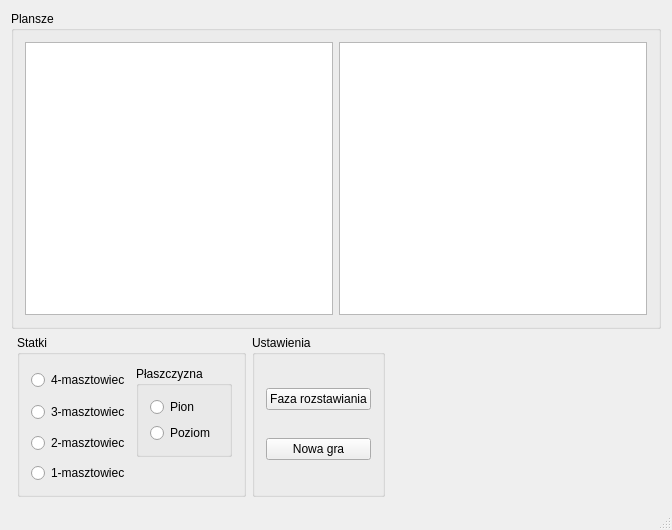
Qt form statki.ui (zergx1/statki) before a commit.
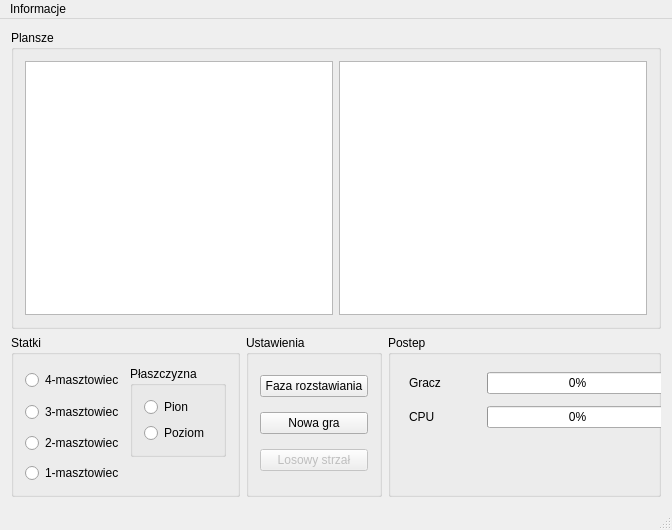
The same form after that commit.

```diff
--- a/statki.ui
+++ b/statki.ui
@@ -38,6 +38,30 @@
          <property name="editTriggers">
           <set>QAbstractItemView::NoEditTriggers</set>
          </property>
+         <property name="showDropIndicator" stdset="0">
+          <bool>true</bool>
+         </property>
+         <property name="dragDropOverwriteMode">
+          <bool>false</bool>
+         </property>
+         <property name="alternatingRowColors">
+          <bool>false</bool>
+         </property>
+         <property name="selectionMode">
+          <enum>QAbstractItemView::NoSelection</enum>
+         </property>
+         <property name="showGrid">
+          <bool>true</bool>
+         </property>
+         <property name="gridStyle">
+          <enum>Qt::SolidLine</enum>
+         </property>
+         <property name="wordWrap">
+          <bool>true</bool>
+         </property>
+         <property name="cornerButtonEnabled">
+          <bool>false</bool>
+         </property>
          <attribute name="horizontalHeaderHighlightSections">
           <bool>false</bool>
          </attribute>
@@ -54,6 +78,24 @@
          <property name="alternatingRowColors">
           <bool>false</bool>
          </property>
+         <property name="selectionMode">
+          <enum>QAbstractItemView::NoSelection</enum>
+         </property>
+         <property name="iconSize">
+          <size>
+           <width>0</width>
+           <height>0</height>
+          </size>
+         </property>
+         <property name="cornerButtonEnabled">
+          <bool>false</bool>
+         </property>
+         <property name="rowCount">
+          <number>0</number>
+         </property>
+         <property name="columnCount">
+          <number>0</number>
+         </property>
          <attribute name="horizontalHeaderHighlightSections">
           <bool>false</bool>
          </attribute>
@@ -65,7 +107,7 @@
       </layout>
      </widget>
     </item>
-    <item row="1" column="1">
+    <item row="1" column="0">
      <widget class="QGroupBox" name="gb_stat">
       <property name="title">
        <string>Statki</string>
@@ -125,7 +167,7 @@
       </layout>
      </widget>
     </item>
-    <item row="1" column="2">
+    <item row="1" column="1">
      <widget class="QGroupBox" name="gb_usta">
       <property name="title">
        <string>Ustawienia</string>
@@ -145,21 +187,87 @@
          </property>
         </widget>
        </item>
+       <item row="2" column="0">
+        <widget class="QPushButton" name="losowy">
+         <property name="enabled">
+          <bool>false</bool>
+         </property>
+         <property name="cursor">
+          <cursorShape>CrossCursor</cursorShape>
+         </property>
+         <property name="text">
+          <string>Losowy strzał</string>
+         </property>
+        </widget>
+       </item>
       </layout>
      </widget>
     </item>
-    <item row="1" column="3">
-     <spacer name="horizontalSpacer">
-      <property name="orientation">
-       <enum>Qt::Horizontal</enum>
+    <item row="1" column="2" colspan="2">
+     <widget class="QGroupBox" name="groupBox">
+      <property name="title">
+       <string>Postep</string>
       </property>
-      <property name="sizeHint" stdset="0">
-       <size>
-        <width>40</width>
-        <height>20</height>
-       </size>
-      </property>
-     </spacer>
+      <widget class="QWidget" name="">
+       <property name="geometry">
+        <rect>
+         <x>10</x>
+         <y>20</y>
+         <width>281</width>
+         <height>91</height>
+        </rect>
+       </property>
+       <layout class="QGridLayout" name="gridLayout_3">
+        <item row="0" column="0">
+         <widget class="QLabel" name="label">
+          <property name="text">
+           <string>Gracz</string>
+          </property>
+         </widget>
+        </item>
+        <item row="0" column="2">
+         <widget class="QProgressBar" name="progressBar">
+          <property name="value">
+           <number>0</number>
+          </property>
+         </widget>
+        </item>
+        <item row="1" column="0">
+         <widget class="QLabel" name="label_2">
+          <property name="text">
+           <string>CPU</string>
+          </property>
+         </widget>
+        </item>
+        <item row="1" column="2">
+         <widget class="QProgressBar" name="progressBar_2">
+          <property name="value">
+           <number>0</number>
+          </property>
+          <property name="invertedAppearance">
+           <bool>false</bool>
+          </property>
+         </widget>
+        </item>
+        <item row="0" column="1" rowspan="2">
+         <spacer name="horizontalSpacer">
+          <property name="orientation">
+           <enum>Qt::Horizontal</enum>
+          </property>
+          <property name="sizeType">
+           <enum>QSizePolicy::Minimum</enum>
+          </property>
+          <property name="sizeHint" stdset="0">
+           <size>
+            <width>40</width>
+            <height>20</height>
+           </size>
+          </property>
+         </spacer>
+        </item>
+       </layout>
+      </widget>
+     </widget>
     </item>
    </layout>
   </widget>
@@ -172,6 +280,13 @@
      <height>20</height>
     </rect>
    </property>
+   <widget class="QMenu" name="menuPlik">
+    <property name="title">
+     <string>Informacje</string>
+    </property>
+    <addaction name="actionAutorzy"/>
+   </widget>
+   <addaction name="menuPlik"/>
   </widget>
   <widget class="QStatusBar" name="statusBar"/>
  </widget>
```
Left out of the diff: 25 changed lines with no effect on the pictures.
